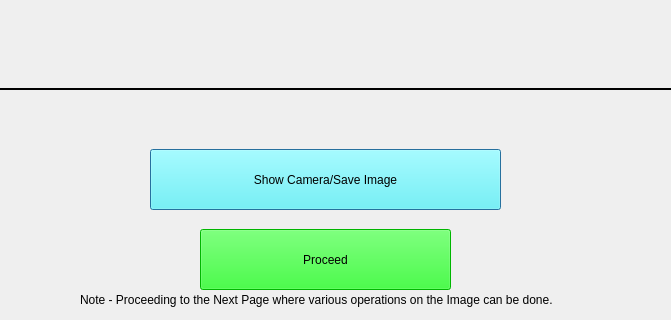
Qt form Image_Processing/All_Project_Files/Final_Project_Files/Next_Page.ui (Haleshot/Projects) before a commit; both pictures show x 290 to 961 and y 481 to 801 of the 1201 by 801 pixel window.
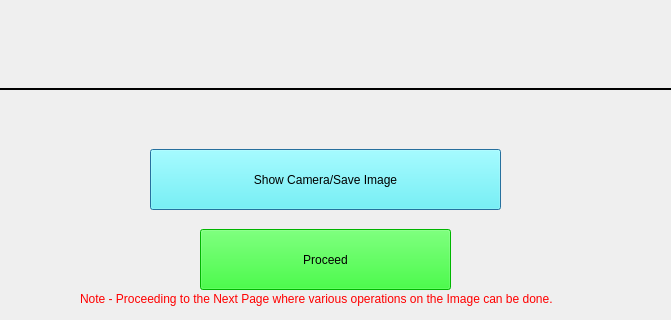
The same form after that commit.

```diff
--- a/Image_Processing/All_Project_Files/Final_Project_Files/Next_Page.ui
+++ b/Image_Processing/All_Project_Files/Final_Project_Files/Next_Page.ui
@@ -81,7 +81,7 @@
     </rect>
    </property>
    <property name="text">
-    <string>Note - Proceeding to the Next Page where various operations on the Image can be done.</string>
+    <string>&lt;html&gt;&lt;head/&gt;&lt;body&gt;&lt;p&gt;&lt;span style=&quot; color:#ff0000;&quot;&gt;Note - Proceeding to the Next Page where various operations on the Image can be done.&lt;/span&gt;&lt;/p&gt;&lt;/body&gt;&lt;/html&gt;</string>
    </property>
   </widget>
  </widget>
```
